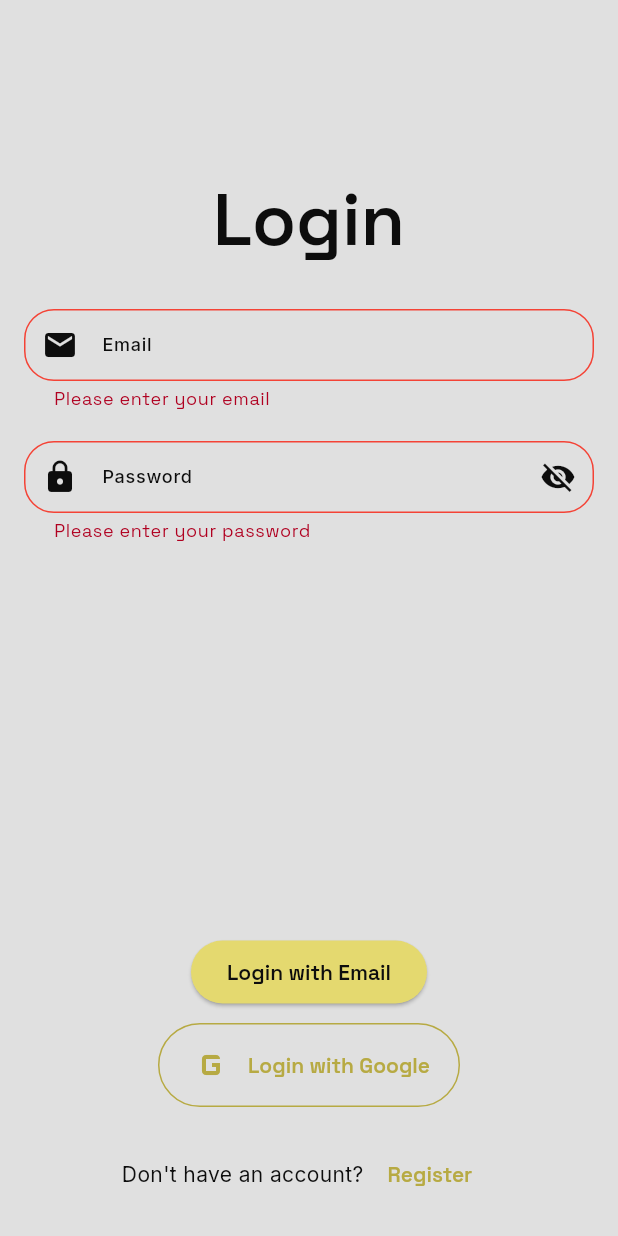
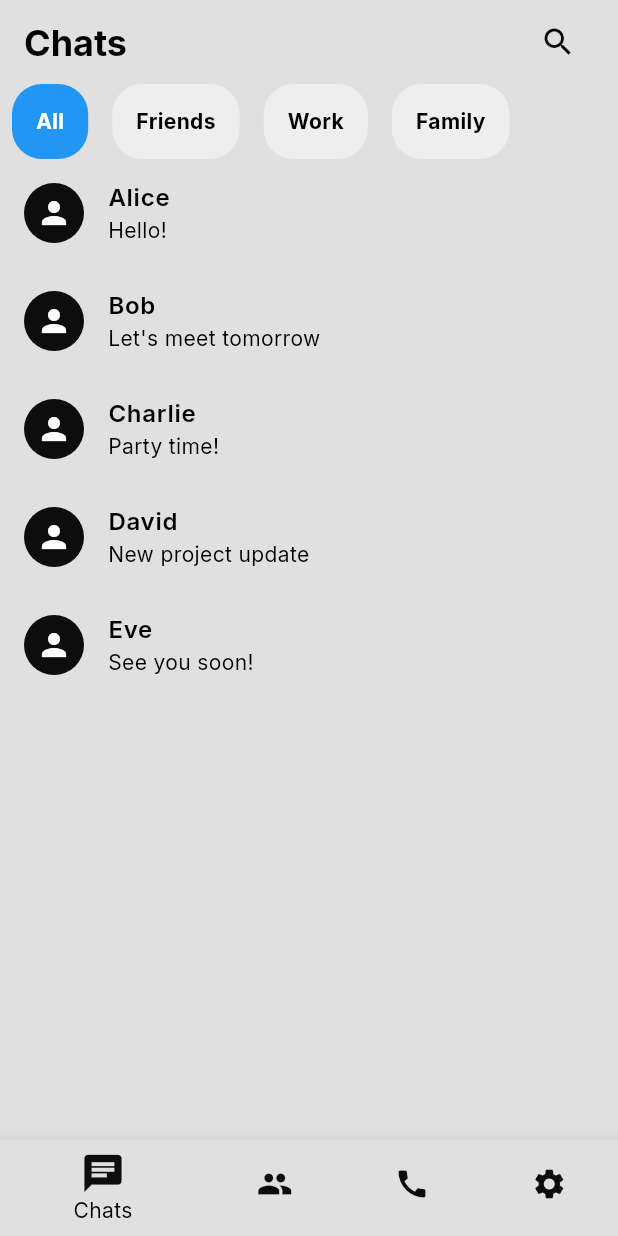
Before and after one commit to QuadlcorE/deami_chat_app, a Flutter app: the LoginScreen screen opened by its route, after a tap on "Login with Email", on a phone screen of 412 x 824 dp. Run offline on Flutter 3.47's test engine with Material 3 defaults, Android fonts, the phone set to English and light mode, and no system bars; our stand-ins replace google_fonts.

Commit message:
First home screen draft

```diff
--- a/lib/navigation.dart
+++ b/lib/navigation.dart
@@ -1,3 +1,4 @@
+import 'package:deami_chat_app/screens/home_screen.dart';
 import 'package:deami_chat_app/screens/verification_screen.dart';
 import 'package:flutter/material.dart';
 import 'screens/welcome_screen.dart';
@@ -15,6 +16,8 @@ Route<dynamic> generateRoute(RouteSettings settings) {
     case '/verification':
       return MaterialPageRoute(
           builder: (context) => const VerificationScreen());
+    case '/home':
+      return MaterialPageRoute(builder: (context) => const HomeScreen());
     default:
       return MaterialPageRoute(builder: (context) => const WelcomeScreen());
   }
--- /dev/null
+++ b/lib/screens/home_screen.dart
@@ -0,0 +1,146 @@
+import 'package:deami_chat_app/constants/colors.dart';
+import 'package:flutter/material.dart';
+
+class HomeScreen extends StatefulWidget {
+  const HomeScreen({super.key});
+
+  @override
+  State<HomeScreen> createState() => _HomeScreenState();
+}
+
+class _HomeScreenState extends State<HomeScreen> {
+  int _selectedTabIndex = 0; // To track the selected label/tab.
+  int _currentBottomNavIndex = 0; // To track the selected bottom nav item.
+
+  // Dummy list of chat data
+  final List<Map<String, String>> _chats = [
+    {'name': 'Alice', 'message': 'Hello!', 'label': 'Friends'},
+    {'name': 'Bob', 'message': 'Let\'s meet tomorrow', 'label': 'Work'},
+    {'name': 'Charlie', 'message': 'Party time!', 'label': 'Friends'},
+    {'name': 'David', 'message': 'New project update', 'label': 'Work'},
+    {'name': 'Eve', 'message': 'See you soon!', 'label': 'Family'},
+  ];
+
+  // Tabs for sorting chat content by label
+  final List<String> _labels = ['All', 'Friends', 'Work', 'Family'];
+
+  void _onTabSelected(int index) {
+    setState(() {
+      _selectedTabIndex = index;
+    });
+  }
+
+  void _onBottomNavTapped(int index) {
+    setState(() {
+      _currentBottomNavIndex = index;
+    });
+  }
+
+  List<Map<String, String>> _getFilteredChats() {
+    if (_selectedTabIndex == 0) return _chats; // 'All' tab selected
+    final selectedLabel = _labels[_selectedTabIndex];
+    return _chats.where((chat) => chat['label'] == selectedLabel).toList();
+  }
+
+  @override
+  Widget build(BuildContext context) {
+    return Scaffold(
+      appBar: AppBar(
+        automaticallyImplyLeading: false, // Hides the back button
+        title: Row(
+          mainAxisAlignment: MainAxisAlignment.spaceBetween,
+          children: [
+            const Text(
+              'Chats',
+              style: TextStyle(fontSize: 24, fontWeight: FontWeight.bold),
+            ),
+            IconButton(
+              icon: const Icon(Icons.search),
+              onPressed: () {
+                // Implement search functionality here
+              },
+            ),
+          ],
+        ),
+      ),
+      body: Column(
+        children: [
+          // Tab Navigation Bar for sorting chats
+          SizedBox(
+            height: 50,
+            child: ListView.builder(
+              scrollDirection: Axis.horizontal,
+              itemCount: _labels.length,
+              itemBuilder: (context, index) {
+                final isSelected = _selectedTabIndex == index;
+                return GestureDetector(
+                  onTap: () => _onTabSelected(index),
+                  child: Container(
+                    alignment: Alignment.center,
+                    padding: const EdgeInsets.symmetric(horizontal: 16),
+                    margin: const EdgeInsets.symmetric(horizontal: 8),
+                    decoration: BoxDecoration(
+                      color: isSelected ? Colors.blue : Colors.grey[200],
+                      borderRadius: BorderRadius.circular(20),
+                    ),
+                    child: Text(
+                      _labels[index],
+                      style: TextStyle(
+                        color: isSelected ? Colors.white : Colors.black,
+                        fontWeight: FontWeight.bold,
+                      ),
+                    ),
+                  ),
+                );
+              },
+            ),
+          ),
+
+          // Chats Section
+          Expanded(
+            child: ListView.builder(
+              itemCount: _getFilteredChats().length,
+              itemBuilder: (context, index) {
+                final chat = _getFilteredChats()[index];
+                return ListTile(
+                  leading: const CircleAvatar(
+                    child: Icon(Icons.person),
+                  ),
+                  title: Text(chat['name']!),
+                  subtitle: Text(chat['message']!),
+                  onTap: () {
+                    // Handle chat item click
+                  },
+                );
+              },
+            ),
+          ),
+        ],
+      ),
+
+      // Bottom Navigation Bar
+      bottomNavigationBar: BottomNavigationBar(
+        currentIndex: _currentBottomNavIndex,
+        onTap: _onBottomNavTapped,
+        items: const [
+          BottomNavigationBarItem(
+            icon: Icon(Icons.chat),
+            label: 'Chats',
+          ),
+          BottomNavigationBarItem(
+            icon: Icon(Icons.group),
+            label: 'Groups',
+          ),
+          BottomNavigationBarItem(
+            icon: Icon(Icons.call),
+            label: 'Calls',
+          ),
+          BottomNavigationBarItem(
+            icon: Icon(Icons.settings),
+            label: 'Settings',
+          ),
+        ],
+      ),
+    );
+  }
+}
--- a/lib/screens/login_screen.dart
+++ b/lib/screens/login_screen.dart
@@ -14,11 +14,12 @@ class _LoginScreenState extends State<LoginScreen> {
 
   bool _isPasswordVisible = false;
 
-  void _loginWithEmailAndPassword() {
+  void _loginWithEmailAndPassword(context) {
     if (_formKey.currentState!.validate()) {
       // Perform email and password login logic here
       // print('Logging in with email: ${_emailController.text}');
     }
+    Navigator.pushNamed(context, "/home");
   }
 
   void _loginWithGoogle() {
@@ -125,7 +126,8 @@ class _LoginScreenState extends State<LoginScreen> {
 
                           // Login Button
                           ElevatedButton(
-                            onPressed: _loginWithEmailAndPassword,
+                            onPressed: () =>
+                                _loginWithEmailAndPassword(context),
                             child: const Text('Login with Email'),
                           ),
                           const SizedBox(height: 10),
--- a/lib/utils/lighttheme.dart
+++ b/lib/utils/lighttheme.dart
@@ -15,6 +15,14 @@ ThemeData lightTheme = ThemeData(
   // Icon theme
   iconTheme: IconThemeData(
     color: ColorUtils.black,
+  ),
+
+  // Bottom Navigation Bar Theme
+  bottomNavigationBarTheme: BottomNavigationBarThemeData(
+    selectedIconTheme: IconThemeData(color: ColorUtils.black, size: 30),
+    unselectedIconTheme: IconThemeData(color: ColorUtils.black, size: 24),
+    selectedItemColor: Colors.black,
+    unselectedItemColor: Colors.transparent,
   ),
 
   // Input Field Theme
```
